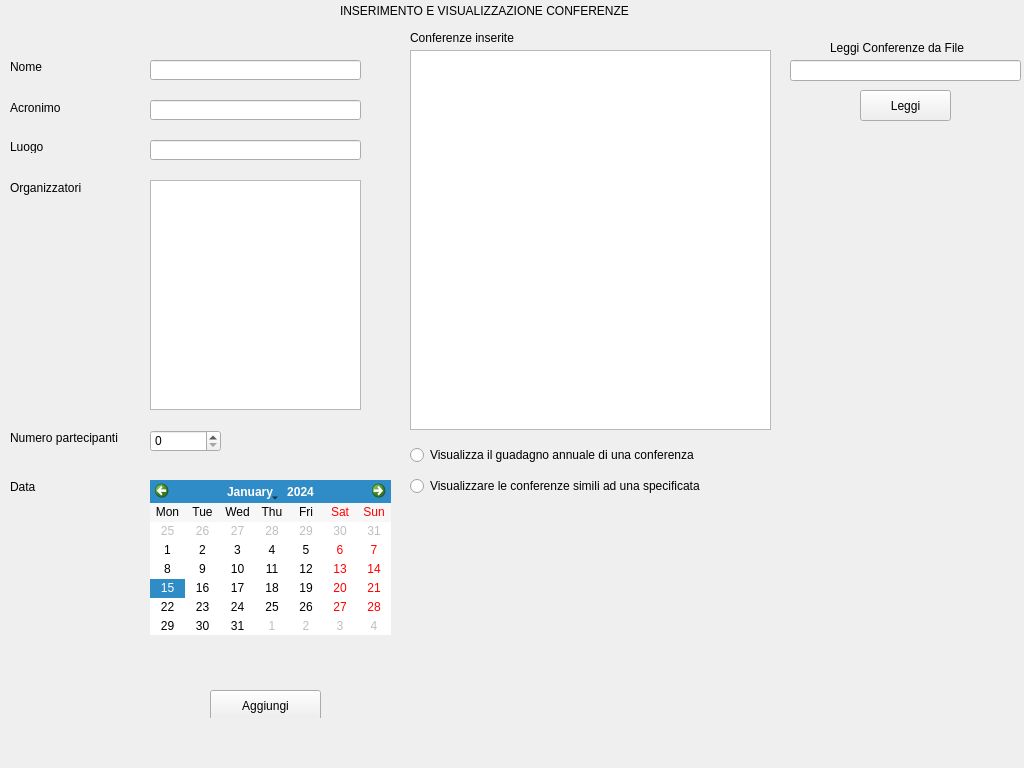
Qt form Progetto/paginaconferenza.ui (marcovirgillo/ProgettoPO) before a commit.
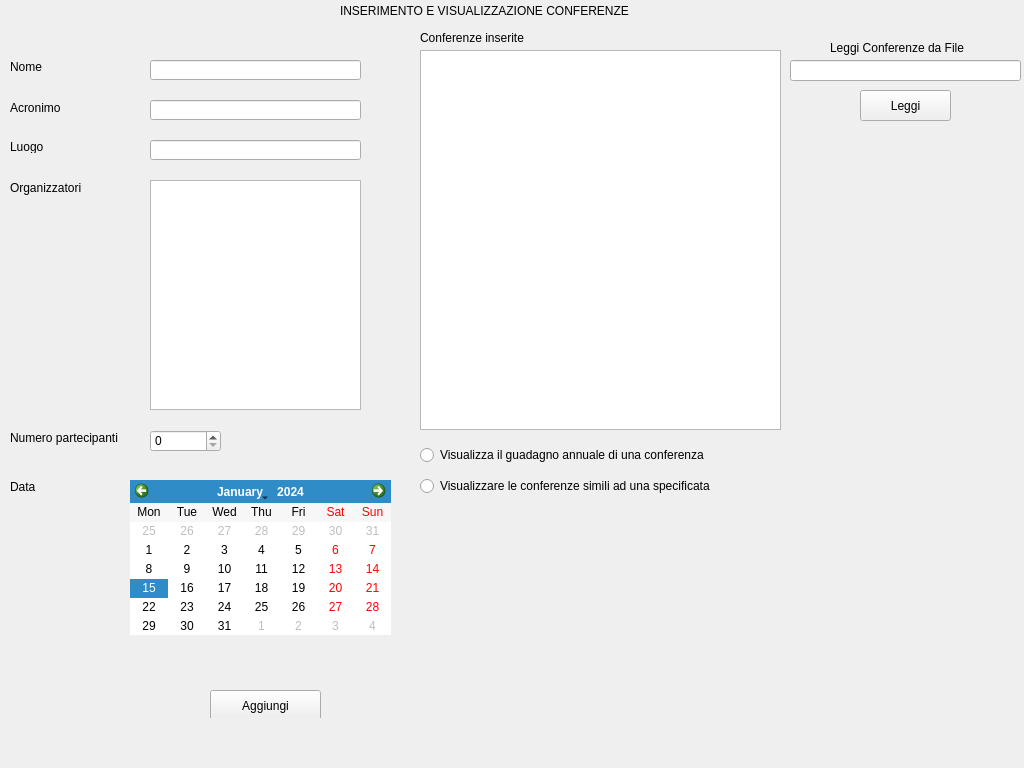
The same form after that commit. The open tabs and pages were chosen to show the change.

What changed in the file:
```diff
--- a/Progetto/paginaconferenza.ui
+++ b/Progetto/paginaconferenza.ui
@@ -104,9 +104,9 @@
     <widget class="QCalendarWidget" name="Data">
      <property name="geometry">
       <rect>
-       <x>150</x>
+       <x>130</x>
        <y>480</y>
-       <width>241</width>
+       <width>261</width>
        <height>155</height>
       </rect>
      </property>
@@ -185,7 +185,7 @@
     <widget class="QListWidget" name="listConferenze">
      <property name="geometry">
       <rect>
-       <x>410</x>
+       <x>420</x>
        <y>50</y>
        <width>361</width>
        <height>380</height>
@@ -205,7 +205,7 @@
     <widget class="QLabel" name="labelConferenzeInserite">
      <property name="geometry">
       <rect>
-       <x>410</x>
+       <x>420</x>
        <y>30</y>
        <width>131</width>
        <height>16</height>
@@ -267,7 +267,7 @@
     <widget class="QWidget" name="layoutWidget">
      <property name="geometry">
       <rect>
-       <x>410</x>
+       <x>420</x>
        <y>440</y>
        <width>341</width>
        <height>61</height>
```
Left out of the diff: 2 changed lines with no effect on the pictures.
